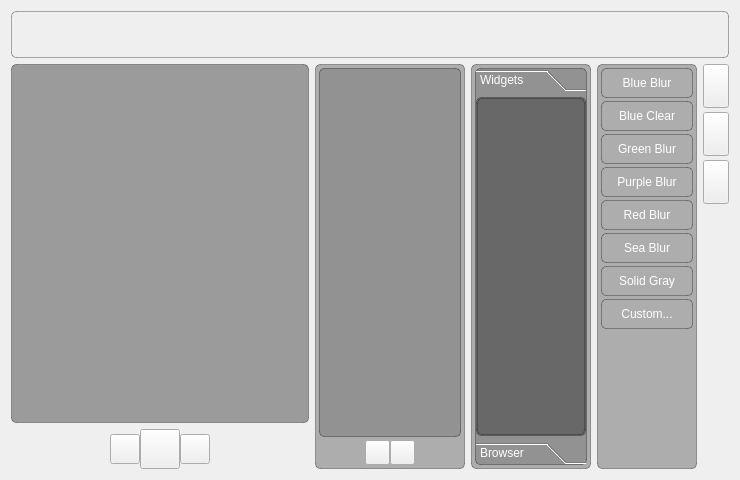
Old version of the form mainwindow.ui in the repository abigdreamer/Objectwheelprivate.
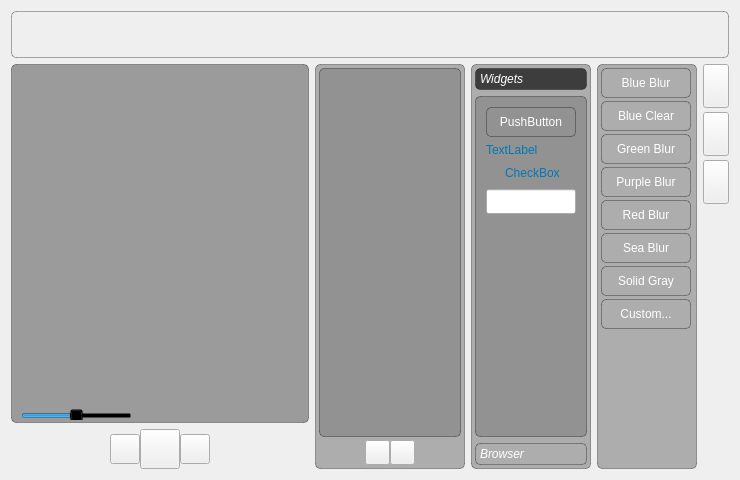
New version of the form. The open tabs and pages were chosen to show the change. Icons and pictures are not drawn.

The edit to the form file:
```diff
--- a/mainwindow.ui
+++ b/mainwindow.ui
@@ -576,10 +576,40 @@
           </font>
          </property>
          <property name="styleSheet">
-          <string notr="true">color:white;
+          <string notr="true">QToolBox::tab {
+		background-color: qlineargradient(spread:pad, x1:0.5, y1:1, x2:0.488636, y2:0, stop:0.238636 rgba(0, 0, 0, 120), stop:1 rgba(179, 179, 179, 5
+));
 border: 1px solid rgba(0,0,0,80);
 border-radius: 5px;
+color:white;
+font:italic;
+}
+
+QToolBox::tab:selected { /* italicize selected tabs */
+background-color: rgba(30, 30, 30,200);
+border: 1px solid rgba(0,0,0,80);
+border-radius: 5px;
+color:white;
+font:italic;
+}
+
+#page{
+color:white;
+border: 1px solid rgba(0,0,0,80);
+border-radius: 5px;
 background-color: rgba(0, 0, 0, 40);
+}
+
+#page_2{
+color:white;
+border: 1px solid rgba(0,0,0,80);
+border-radius: 5px;
+background-color: rgba(0, 0, 0, 40);
+}
+
+QFrame{
+background:transparent;
+}
 </string>
          </property>
          <property name="currentIndex">
@@ -590,8 +620,8 @@
            <rect>
             <x>0</x>
             <y>0</y>
-            <width>108</width>
-            <height>341</height>
+            <width>112</width>
+            <height>343</height>
            </rect>
           </property>
           <property name="font">
@@ -603,6 +633,289 @@
           <attribute name="label">
            <string>Widgets</string>
           </attribute>
+          <layout class="QVBoxLayout" name="verticalLayout_5">
+           <item>
+            <widget class="QPushButton" name="pushButton_9">
+             <property name="sizePolicy">
+              <sizepolicy hsizetype="Fixed" vsizetype="Fixed">
+               <horstretch>0</horstretch>
+               <verstretch>0</verstretch>
+              </sizepolicy>
+             </property>
+             <property name="minimumSize">
+              <size>
+               <width>90</width>
+               <height>30</height>
+              </size>
+             </property>
+             <property name="maximumSize">
+              <size>
+               <width>90</width>
+               <height>30</height>
+              </size>
+             </property>
+             <property name="styleSheet">
+              <string notr="true">.QPushButton {
+		background-color: qlineargradient(spread:pad, x1:0.5, y1:1, x2:0.488636, y2:0, stop:0.238636 rgba(0, 0, 0, 120), stop:1 rgba(179, 179, 179, 5
+));
+border: 1px solid rgba(0,0,0,80);
+border-radius: 5px;
+color:white;
+ }
+.QPushButton:pressed {
+background-color: rgba(30, 30, 30,200);
+border: 1px solid rgba(0,0,0,80);
+border-radius: 5px;
+color:white;
+ }
+
+</string>
+             </property>
+             <property name="text">
+              <string>PushButton</string>
+             </property>
+            </widget>
+           </item>
+           <item>
+            <widget class="QLabel" name="label">
+             <property name="palette">
+              <palette>
+               <active>
+                <colorrole role="WindowText">
+                 <brush brushstyle="SolidPattern">
+                  <color alpha="255">
+                   <red>0</red>
+                   <green>120</green>
+                   <blue>180</blue>
+                  </color>
+                 </brush>
+                </colorrole>
+                <colorrole role="Button">
+                 <brush brushstyle="SolidPattern">
+                  <color alpha="0">
+                   <red>0</red>
+                   <green>0</green>
+                   <blue>0</blue>
+                  </color>
+                 </brush>
+                </colorrole>
+                <colorrole role="Text">
+                 <brush brushstyle="SolidPattern">
+                  <color alpha="255">
+                   <red>0</red>
+                   <green>120</green>
+                   <blue>180</blue>
+                  </color>
+                 </brush>
+                </colorrole>
+                <colorrole role="ButtonText">
+                 <brush brushstyle="SolidPattern">
+                  <color alpha="255">
+                   <red>0</red>
+                   <green>120</green>
+                   <blue>180</blue>
+                  </color>
+                 </brush>
+                </colorrole>
+                <colorrole role="Base">
+                 <brush brushstyle="SolidPattern">
+                  <color alpha="0">
+                   <red>0</red>
+                   <green>0</green>
+                   <blue>0</blue>
+                  </color>
+                 </brush>
+                </colorrole>
+                <colorrole role="Window">
+                 <brush brushstyle="SolidPattern">
+                  <color alpha="0">
+                   <red>0</red>
+                   <green>0</green>
+                   <blue>0</blue>
+                  </color>
+                 </brush>
+                </colorrole>
+               </active>
+               <inactive>
+                <colorrole role="WindowText">
+                 <brush brushstyle="SolidPattern">
+                  <color alpha="255">
+                   <red>0</red>
+                   <green>120</green>
+                   <blue>180</blue>
+                  </color>
+                 </brush>
+                </colorrole>
+                <colorrole role="Button">
+                 <brush brushstyle="SolidPattern">
+                  <color alpha="0">
+                   <red>0</red>
+                   <green>0</green>
+                   <blue>0</blue>
+                  </color>
+                 </brush>
+                </colorrole>
+                <colorrole role="Text">
+                 <brush brushstyle="SolidPattern">
+                  <color alpha="255">
+                   <red>0</red>
+                   <green>120</green>
+                   <blue>180</blue>
+                  </color>
+                 </brush>
+                </colorrole>
+                <colorrole role="ButtonText">
+                 <brush brushstyle="SolidPattern">
+                  <color alpha="255">
+                   <red>0</red>
+                   <green>120</green>
+                   <blue>180</blue>
+                  </color>
+                 </brush>
+                </colorrole>
+                <colorrole role="Base">
+                 <brush brushstyle="SolidPattern">
+                  <color alpha="0">
+                   <red>0</red>
+                   <green>0</green>
+                   <blue>0</blue>
+                  </color>
+                 </brush>
+                </colorrole>
+                <colorrole role="Window">
+                 <brush brushstyle="SolidPattern">
+                  <color alpha="0">
+                   <red>0</red>
+                   <green>0</green>
+                   <blue>0</blue>
+                  </color>
+                 </brush>
+                </colorrole>
+               </inactive>
+               <disabled>
+                <colorrole role="WindowText">
+                 <brush brushstyle="SolidPattern">
+                  <color alpha="255">
+                   <red>0</red>
+                   <green>120</green>
+                   <blue>180</blue>
+                  </color>
+                 </brush>
+                </colorrole>
+                <colorrole role="Button">
+                 <brush brushstyle="SolidPattern">
+                  <color alpha="0">
+                   <red>0</red>
+                   <green>0</green>
+                   <blue>0</blue>
+                  </color>
+                 </brush>
+                </colorrole>
+                <colorrole role="Text">
+                 <brush brushstyle="SolidPattern">
+                  <color alpha="255">
+                   <red>0</red>
+                   <green>120</green>
+                   <blue>180</blue>
+                  </color>
+                 </brush>
+                </colorrole>
+                <colorrole role="ButtonText">
+                 <brush brushstyle="SolidPattern">
+                  <color alpha="255">
+                   <red>0</red>
+                   <green>120</green>
+                   <blue>180</blue>
+                  </color>
+                 </brush>
+                </colorrole>
+                <colorrole role="Base">
+                 <brush brushstyle="SolidPattern">
+                  <color alpha="0">
+                   <red>0</red>
+                   <green>0</green>
+                   <blue>0</blue>
+                  </color>
+                 </brush>
+                </colorrole>
+                <colorrole role="Window">
+                 <brush brushstyle="SolidPattern">
+                  <color alpha="0">
+                   <red>0</red>
+                   <green>0</green>
+                   <blue>0</blue>
+                  </color>
+                 </brush>
+                </colorrole>
+               </disabled>
+              </palette>
+             </property>
+             <property name="styleSheet">
+              <string notr="true">.QLabel{
+background:transparent;
+color:rgb(0,120,180);
+}</string>
+             </property>
+             <property name="text">
+              <string>TextLabel</string>
+             </property>
+             <property name="alignment">
+              <set>Qt::AlignLeading|Qt::AlignLeft|Qt::AlignVCenter</set>
+             </property>
+            </widget>
+           </item>
+           <item>
+            <widget class="QCheckBox" name="checkBox">
+             <property name="styleSheet">
+              <string notr="true">.QCheckBox{
+background:transparent;
+color:rgb(0,120,180);
+}</string>
+             </property>
+             <property name="text">
+              <string>CheckBox</string>
+             </property>
+            </widget>
+           </item>
+           <item>
+            <widget class="QLineEdit" name="lineEdit">
+             <property name="sizePolicy">
+              <sizepolicy hsizetype="Fixed" vsizetype="Fixed">
+               <horstretch>0</horstretch>
+               <verstretch>0</verstretch>
+              </sizepolicy>
+             </property>
+             <property name="minimumSize">
+              <size>
+               <width>90</width>
+               <height>25</height>
+              </size>
+             </property>
+             <property name="maximumSize">
+              <size>
+               <width>90</width>
+               <height>25</height>
+              </size>
+             </property>
+             <property name="styleSheet">
+              <string notr="true">border-image:url(:/pics/plain.png);</string>
+             </property>
+            </widget>
+           </item>
+           <item>
+            <spacer name="verticalSpacer_3">
+             <property name="orientation">
+              <enum>Qt::Vertical</enum>
+             </property>
+             <property name="sizeHint" stdset="0">
+              <size>
+               <width>20</width>
+               <height>40</height>
+              </size>
+             </property>
+            </spacer>
+           </item>
+          </layout>
          </widget>
          <widget class="QWidget" name="page_2">
           <property name="geometry">
@@ -675,7 +988,13 @@
         <widget class="QPushButton" name="pushButton_3">
          <property name="minimumSize">
           <size>
-           <width>0</width>
+           <width>90</width>
+           <height>30</height>
+          </size>
+         </property>
+         <property name="maximumSize">
+          <size>
+           <width>90</width>
            <height>30</height>
           </size>
          </property>
@@ -724,7 +1043,13 @@
         <widget class="QPushButton" name="pushButton_2">
          <property name="minimumSize">
           <size>
-           <width>0</width>
+           <width>90</width>
+           <height>30</height>
+          </size>
+         </property>
+         <property name="maximumSize">
+          <size>
+           <width>90</width>
            <height>30</height>
           </size>
          </property>
@@ -773,7 +1098,13 @@
         <widget class="QPushButton" name="pushButton_4">
          <property name="minimumSize">
           <size>
-           <width>0</width>
+           <width>90</width>
+           <height>30</height>
+          </size>
+         </property>
+         <property name="maximumSize">
+          <size>
+           <width>90</width>
            <height>30</height>
           </size>
          </property>
@@ -822,7 +1153,13 @@
         <widget class="QPushButton" name="pushButton">
          <property name="minimumSize">
           <size>
-           <width>0</width>
+           <width>90</width>
+           <height>30</height>
+          </size>
+         </property>
+         <property name="maximumSize">
+          <size>
+           <width>90</width>
            <height>30</height>
           </size>
          </property>
@@ -871,7 +1208,13 @@
         <widget class="QPushButton" name="pushButton_6">
          <property name="minimumSize">
           <size>
-           <width>0</width>
+           <width>90</width>
+           <height>30</height>
+          </size>
+         </property>
+         <property name="maximumSize">
+          <size>
+           <width>90</width>
            <height>30</height>
           </size>
          </property>
@@ -920,7 +1263,13 @@
         <widget class="QPushButton" name="pushButton_5">
          <property name="minimumSize">
           <size>
-           <width>0</width>
+           <width>90</width>
+           <height>30</height>
+          </size>
+         </property>
+         <property name="maximumSize">
+          <size>
+           <width>90</width>
            <height>30</height>
           </size>
          </property>
@@ -969,7 +1318,13 @@
         <widget class="QPushButton" name="pushButton_7">
          <property name="minimumSize">
           <size>
-           <width>0</width>
+           <width>90</width>
+           <height>30</height>
+          </size>
+         </property>
+         <property name="maximumSize">
+          <size>
+           <width>90</width>
            <height>30</height>
           </size>
          </property>
@@ -1018,7 +1373,13 @@
         <widget class="QPushButton" name="pushButton_8">
          <property name="minimumSize">
           <size>
-           <width>20</width>
+           <width>90</width>
+           <height>30</height>
+          </size>
+         </property>
+         <property name="maximumSize">
+          <size>
+           <width>90</width>
            <height>30</height>
           </size>
          </property>
@@ -1467,6 +1828,175 @@
       </layout>
      </widget>
     </item>
+    <item row="1" column="0">
+     <widget class="QWidget" name="widget" native="true">
+      <property name="sizePolicy">
+       <sizepolicy hsizetype="Expanding" vsizetype="Expanding">
+        <horstretch>0</horstretch>
+        <verstretch>0</verstretch>
+       </sizepolicy>
+      </property>
+      <property name="palette">
+       <palette>
+        <active>
+         <colorrole role="Button">
+          <brush brushstyle="SolidPattern">
+           <color alpha="90">
+            <red>0</red>
+            <green>0</green>
+            <blue>0</blue>
+           </color>
+          </brush>
+         </colorrole>
+         <colorrole role="Text">
+          <brush brushstyle="SolidPattern">
+           <color alpha="255">
+            <red>0</red>
+            <green>120</green>
+            <blue>180</blue>
+           </color>
+          </brush>
+         </colorrole>
+         <colorrole role="Base">
+          <brush brushstyle="SolidPattern">
+           <color alpha="90">
+            <red>0</red>
+            <green>0</green>
+            <blue>0</blue>
+           </color>
+          </brush>
+         </colorrole>
+         <colorrole role="Window">
+          <brush brushstyle="SolidPattern">
+           <color alpha="90">
+            <red>0</red>
+            <green>0</green>
+            <blue>0</blue>
+           </color>
+          </brush>
+         </colorrole>
+        </active>
+        <inactive>
+         <colorrole role="Button">
+          <brush brushstyle="SolidPattern">
+           <color alpha="90">
+            <red>0</red>
+            <green>0</green>
+            <blue>0</blue>
+           </color>
+          </brush>
+         </colorrole>
+         <colorrole role="Text">
+          <brush brushstyle="SolidPattern">
+           <color alpha="255">
+            <red>0</red>
+            <green>120</green>
+            <blue>180</blue>
+           </color>
+          </brush>
+         </colorrole>
+         <colorrole role="Base">
+          <brush brushstyle="SolidPattern">
+           <color alpha="90">
+            <red>0</red>
+            <green>0</green>
+            <blue>0</blue>
+           </color>
+          </brush>
+         </colorrole>
+         <colorrole role="Window">
+          <brush brushstyle="SolidPattern">
+           <color alpha="90">
+            <red>0</red>
+            <green>0</green>
+            <blue>0</blue>
+           </color>
+          </brush>
+         </colorrole>
+        </inactive>
+        <disabled>
+         <colorrole role="Button">
+          <brush brushstyle="SolidPattern">
+           <color alpha="90">
+            <red>0</red>
+            <green>0</green>
+            <blue>0</blue>
+           </color>
+          </brush>
+         </colorrole>
+         <colorrole role="Text">
+          <brush brushstyle="SolidPattern">
+           <color alpha="255">
+            <red>190</red>
+            <green>190</green>
+            <blue>190</blue>
+           </color>
+          </brush>
+         </colorrole>
+         <colorrole role="Base">
+          <brush brushstyle="SolidPattern">
+           <color alpha="90">
+            <red>0</red>
+            <green>0</green>
+            <blue>0</blue>
+           </color>
+          </brush>
+         </colorrole>
+         <colorrole role="Window">
+          <brush brushstyle="SolidPattern">
+           <color alpha="90">
+            <red>0</red>
+            <green>0</green>
+            <blue>0</blue>
+           </color>
+          </brush>
+         </colorrole>
+        </disabled>
+       </palette>
+      </property>
+      <property name="styleSheet">
+       <string notr="true">#widget{
+border: 1px solid rgba(0,0,0,80);
+border-radius: 5px;
+background-color: rgba(0, 0, 0, 90);
+}</string>
+      </property>
+      <widget class="QSlider" name="autoFit">
+       <property name="geometry">
+        <rect>
+         <x>10</x>
+         <y>340</y>
+         <width>111</width>
+         <height>16</height>
+        </rect>
+       </property>
+       <property name="styleSheet">
+        <string notr="true">background:transparent;</string>
+       </property>
+       <property name="minimum">
+        <number>25</number>
+       </property>
+       <property name="maximum">
+        <number>175</number>
+       </property>
+       <property name="value">
+        <number>100</number>
+       </property>
+       <property name="tracking">
+        <bool>true</bool>
+       </property>
+       <property name="orientation">
+        <enum>Qt::Horizontal</enum>
+       </property>
+       <property name="tickPosition">
+        <enum>QSlider::TicksAbove</enum>
+       </property>
+       <property name="tickInterval">
+        <number>10</number>
+       </property>
+      </widget>
+     </widget>
+    </item>
    </layout>
   </widget>
  </widget>
```
Left out of the diff: 1283 changed lines with no effect on the pictures.
